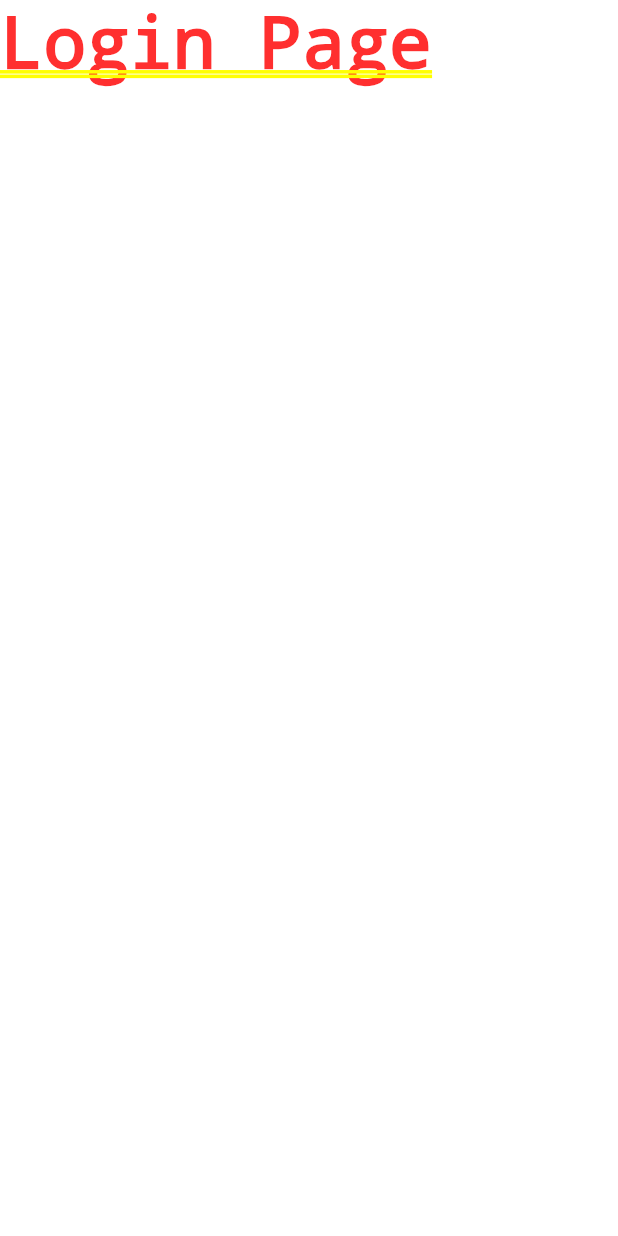
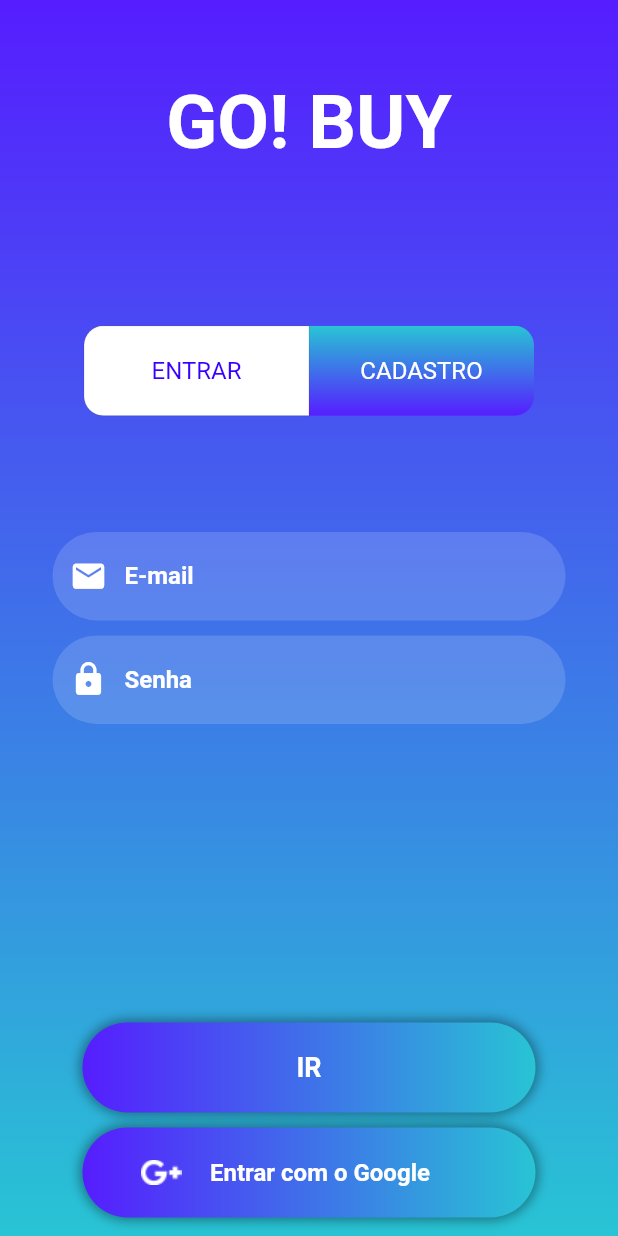
Before and after one commit to hdalmora/go-buy-veloe-megahack, a Flutter app: the screen it shows after launch, on a phone screen of 412 x 824 dp. Run offline on Flutter 3.47's test engine with Material 2 defaults, Android fonts, the phone set to English and light mode, and no system bars; our stand-ins replace firebase_auth, google_sign_in, rxdart; accounts and stored records are empty; Roboto replaces fonts that are missing (SF Pro Display).

Commit message:
login page design

```diff
--- a/lib/src/app.dart
+++ b/lib/src/app.dart
@@ -1,6 +1,6 @@
 import 'package:flutter/material.dart';
 import 'package:next_toll_veloe/src/root_page.dart';
-import 'package:next_toll_veloe/src/ui/authentication/login_page.dart';
+import 'package:next_toll_veloe/src/ui/authentication/auth_page.dart';
 import 'package:next_toll_veloe/src/ui/home/home_page.dart';
 import 'blocs/authentication/authentication_bloc_provider.dart';
 
@@ -17,7 +17,7 @@ class NextToll extends StatelessWidget {
         initialRoute: RootPage.routeName,
         routes: {
           RootPage.routeName: (context) => RootPage(),
-          LoginPage.routeName: (context) => LoginPage(),
+          AuthPage.routeName: (context) => AuthPage(),
           HomePage.routeName: (context) => HomePage(),
         },
       ),
--- a/lib/src/root_page.dart
+++ b/lib/src/root_page.dart
@@ -1,7 +1,7 @@
 import 'package:firebase_auth/firebase_auth.dart';
 import 'package:flutter/material.dart';
 import 'package:next_toll_veloe/src/resources/repository.dart';
-import 'package:next_toll_veloe/src/ui/authentication/login_page.dart';
+import 'package:next_toll_veloe/src/ui/authentication/auth_page.dart';
 import 'package:next_toll_veloe/src/ui/home/home_page.dart';
 
 class RootPage extends StatefulWidget {
@@ -26,7 +26,7 @@ class _RootPageState extends State<RootPage> {
     return StreamBuilder<FirebaseUser>(
       stream: _currentUser,
       builder: (BuildContext context, AsyncSnapshot<FirebaseUser> snapshot) {
-        return snapshot.hasData ? HomePage() : LoginPage();
+        return snapshot.hasData ? HomePage() : AuthPage();
       },
     );
   }
--- /dev/null
+++ b/lib/src/ui/authentication/auth_page.dart
@@ -0,0 +1,279 @@
+import 'package:flutter/material.dart';
+import 'package:next_toll_veloe/src/ui/widgets/custom_buttom.dart';
+import 'package:next_toll_veloe/src/ui/widgets/custom_field_text.dart';
+import 'package:next_toll_veloe/src/utils/values/color_constants.dart';
+
+class AuthPage extends StatefulWidget {
+  static const String routeName = 'login_page';
+
+  @override
+  _AuthPageState createState() => _AuthPageState();
+}
+
+class _AuthPageState extends State<AuthPage> {
+
+  List<bool> _authOptSelected;
+
+  @override
+  void initState() {
+    _authOptSelected = [true, false];
+
+    super.initState();
+  }
+  @override
+  Widget build(BuildContext context) {
+    return Scaffold(
+        backgroundColor: Colors.transparent,
+        resizeToAvoidBottomPadding: false,
+        body: Center(
+          child: Container(
+              decoration: BoxDecoration(
+                  gradient: LinearGradient(
+                      begin: Alignment.topCenter,
+                      end: Alignment.bottomCenter,
+                      colors: [
+                    ColorConstants.colorMainBlue,
+                    ColorConstants.colorBlueOcean
+                  ])),
+              child: SafeArea(
+                child: Column(
+                  mainAxisAlignment: MainAxisAlignment.spaceBetween,
+                  crossAxisAlignment: CrossAxisAlignment.stretch,
+                  children: <Widget>[
+                    Flexible(
+                      flex: 1,
+                      child: Container(
+                        child: Column(
+                          mainAxisAlignment: MainAxisAlignment.center,
+                          children: <Widget>[
+                            Text(
+                              'GO! BUY',
+                              textAlign: TextAlign.center,
+                              style: TextStyle(
+                                color: Colors.white,
+                                fontWeight: FontWeight.bold,
+                                fontSize: 50.0
+                              ),
+                            ),
+                          ],
+                        ),
+                      ),
+                    ),
+
+                    Flexible(
+                      flex: 1,
+                      child: Container(
+                        child: Column(
+                          mainAxisAlignment: MainAxisAlignment.center,
+                          children: <Widget>[
+                            ToggleButtons(
+                              borderColor: Colors.transparent,
+                              borderWidth: 0.0,
+                              borderRadius: BorderRadius.all(Radius.circular(13.0)),
+                              selectedColor: ColorConstants.colorSecondaryBlue,
+                              color: Colors.white,
+//                              fillColor: Colors.white,
+                              children: <Widget>[
+                                Container(
+                                  height: 60.0,
+                                  width: 150.0,
+                                  decoration: BoxDecoration(
+                                      gradient: _authOptSelected[1] == true ?
+                                      LinearGradient(
+                                          begin: Alignment.bottomCenter,
+                                          end: Alignment.topCenter,
+                                          colors: [
+                                            ColorConstants.colorMainBlue,
+                                            ColorConstants.colorBlueOcean
+                                          ]) :
+                                      LinearGradient(
+                                          begin: Alignment.centerLeft,
+                                          end: Alignment.centerRight,
+                                          colors: [
+                                            Colors.white,
+                                            Colors.white
+                                          ])),
+                                  child: Align(
+                                    alignment: Alignment.center,
+                                    child: Text(
+                                      'ENTRAR',
+                                      style: TextStyle(fontSize: 16),
+                                    ),
+                                  ),
+                                ),
+
+                                Container(
+                                  height: 60.0,
+                                  width: 150.0,
+                                  decoration: BoxDecoration(
+//                                      color: _authOptSelected[1] == true ? Colors.white : ColorConstants.colorMainBlue,
+                                      gradient: _authOptSelected[0] == true ?
+                                      LinearGradient(
+                                      begin: Alignment.bottomCenter,
+                                      end: Alignment.topCenter,
+                                      colors: [
+                                        ColorConstants.colorMainBlue,
+                                        ColorConstants.colorBlueOcean
+                                      ]) :
+                                      LinearGradient(
+                                          begin: Alignment.centerLeft,
+                                          end: Alignment.centerRight,
+                                          colors: [
+                                            Colors.white,
+                                            Colors.white
+                                          ])
+                                  ),
+                                  child: Align(
+                                    alignment: Alignment.center,
+                                    child: Text(
+                                      'CADASTRO',
+                                      style: TextStyle(fontSize: 16),
+                                    ),
+                                  ),
+                                ),
+                              ],
+                              onPressed: (int index) {
+                                setState(() {
+                                  for (int i = 0; i < _authOptSelected.length; i++) {
+                                    _authOptSelected[i] = i == index;
+                                  }
+                                });
+                              },
+                              isSelected: _authOptSelected,
+                            ),
+                          ],
+                        ),
+                      ),
+                    ),
+
+                    Flexible(
+                      flex: 2,
+                      child: AnimatedSwitcher(
+                          duration: Duration(milliseconds: 300),
+                          child: _authOptSelected[1] == true ?
+                          Container(
+                            key: ValueKey<int>(1),
+                            child: Container(
+                              margin: EdgeInsets.only(top: 25.0),
+                              child: Column(
+                                mainAxisAlignment: MainAxisAlignment.start,
+                                children: <Widget>[
+                                  CustomFieldText(
+                                    hintText: 'E-mail',
+                                    prefixIcon: Icons.email,
+                                    onChanged: (value){},
+                                    //                                errorText: ,
+                                    marginLeft: 35.0,
+                                    marginRight: 35.0,
+                                    marginTop: 0,
+                                    textInputType: TextInputType.text,
+                                    obscured: false,
+                                  ),
+
+                                  CustomFieldText(
+                                    hintText: 'Senha',
+                                    prefixIcon: Icons.lock,
+                                    onChanged: (value){},
+                                    //                                errorText: ,
+                                    marginLeft: 35.0,
+                                    marginRight: 35.0,
+                                    marginTop: 10.0,
+                                    textInputType: TextInputType.text,
+                                    obscured: false,
+                                  ),
+
+                                  CustomFieldText(
+                                    hintText: 'Confirmar senha ',
+                                    prefixIcon: Icons.lock,
+                                    onChanged: (value){},
+                                    //                                errorText: ,
+                                    marginLeft: 35.0,
+                                    marginRight: 35.0,
+                                    marginTop: 10.0,
+                                    textInputType: TextInputType.text,
+                                    obscured: false,
+                                  ),
+                                ],
+                              ),
+                            ),
+                          ) :
+                          Container(
+                            key: ValueKey<int>(2),
+                            child: Container(
+                              margin: EdgeInsets.only(top: 25.0),
+                              child: Column(
+                                mainAxisAlignment: MainAxisAlignment.start,
+                                children: <Widget>[
+                                  CustomFieldText(
+                                    hintText: 'E-mail',
+                                    prefixIcon: Icons.email,
+                                    onChanged: (value){},
+//                                errorText: ,
+                                    marginLeft: 35.0,
+                                    marginRight: 35.0,
+                                    marginTop: 0,
+                                    textInputType: TextInputType.text,
+                                    obscured: false,
+                                  ),
+
+                                  CustomFieldText(
+                                    hintText: 'Senha',
+                                    prefixIcon: Icons.lock,
+                                    onChanged: (value){},
+//                                errorText: ,
+                                    marginLeft: 35.0,
+                                    marginRight: 35.0,
+                                    marginTop: 10.0,
+                                    textInputType: TextInputType.text,
+                                    obscured: false,
+                                  ),
+                                ],
+                              ),
+                            ),
+                          )
+                      ),
+                    ),
+
+
+                    Flexible(
+                      flex: 1,
+                      child: Container(
+                        child: Column(
+                          mainAxisAlignment: MainAxisAlignment.center,
+                          children: <Widget>[
+                            CustomButtom(
+                              callback: () async {
+                              },
+                              height: 60.0,
+                              width: MediaQuery.of(context).size.width,
+                              fontSize: 18.0,
+                              marginRight: 55.0,
+                              marginLeft: 55.0,
+                              marginTop: 10.0,
+                              text: 'IR',
+                              textColor: Colors.white,
+                            ),
+
+                            CustomButtom(
+                              callback: () async {
+                              },
+                              height: 60.0,
+                              width: MediaQuery.of(context).size.width,
+                              fontSize: 16.0,
+                              marginRight: 55.0,
+                              marginLeft: 55.0,
+                              marginTop: 10.0,
+                              iconImagePath: "assets/images/google-plus.png",
+                              text: 'Entrar com o Google',
+                              textColor: Colors.white,
+                            ),
+                          ],
+                        ),
+                      ),
+                    ),
+                  ],
+                ),
+              )),
+        ));
+  }
+}
--- a/lib/src/ui/authentication/login_page.dart
+++ /dev/null
@@ -1,17 +0,0 @@
-import 'package:flutter/material.dart';
-
-class LoginPage extends StatefulWidget {
-  static const String routeName = 'login_page';
-
-  @override
-  _LoginPageState createState() => _LoginPageState();
-}
-
-class _LoginPageState extends State<LoginPage> {
-  @override
-  Widget build(BuildContext context) {
-    return Container(
-      child: Text("Login Page"),
-    );
-  }
-}
--- /dev/null
+++ b/lib/src/ui/widgets/custom_buttom.dart
@@ -0,0 +1,97 @@
+import 'package:flutter/material.dart';
+import 'package:next_toll_veloe/src/utils/values/color_constants.dart';
+
+class CustomButtom extends StatelessWidget {
+  final VoidCallback callback;
+  final String text;
+  final double marginLeft;
+  final double marginRight;
+  final double marginTop;
+  final double height;
+  final double width;
+  final double fontSize;
+  final Color textColor;
+  final String iconImagePath;
+
+  const CustomButtom({
+    @required this.callback,
+    @required this.text,
+    @required this.marginLeft,
+    @required this.marginRight,
+    @required this.marginTop,
+    @required this.height,
+    this.width,
+    @required this.fontSize,
+    @required this.textColor,
+    this.iconImagePath
+  });
+
+  @override
+  Widget build(BuildContext context) {
+    return GestureDetector(
+      onTap: callback,
+      child: Container(
+        margin: EdgeInsets.only(left: marginLeft, right: marginRight, top: marginTop),
+        alignment: Alignment.center,
+        height: height,
+        width: width,
+        decoration: BoxDecoration(
+          gradient: LinearGradient(
+              begin: Alignment.centerLeft,
+              end: Alignment.centerRight,
+              colors: [
+                ColorConstants.colorMainBlue,
+                ColorConstants.colorBlueOcean
+              ]),
+          boxShadow: [
+            BoxShadow(
+              color: Colors.black38,
+              blurRadius: 6.0, // soften the shadow
+              spreadRadius: 2.0, //extend the shadow
+            )
+          ],
+          color: ColorConstants.colorMainBlue,
+          borderRadius: BorderRadius.all(Radius.circular(35.0))
+        ),
+        child: iconImagePath == null ?
+        Text(
+          text,
+          style: TextStyle(
+              color: textColor,
+              fontWeight: FontWeight.bold,
+              fontSize: fontSize
+          ),
+        ) :
+        Row(
+          children: <Widget>[
+
+            Align(
+              alignment: Alignment.center,
+              child: Container(
+                margin: EdgeInsets.only(left: 30.0, right: 10.0),
+                height: 45.0,
+                width: 45.0,
+                child: Image.asset(iconImagePath),
+              ),
+            ),
+
+            Expanded(
+              child: Align(
+                alignment: Alignment.centerLeft,
+                child: Text(
+                  text,
+                  style: TextStyle(
+                      color: textColor,
+                      fontWeight: FontWeight.bold,
+                      fontSize: fontSize
+                  ),
+                ),
+              ),
+            ),
+
+          ],
+        ),
+      ),
+    );
+  }
+}
--- /dev/null
+++ b/lib/src/ui/widgets/custom_field_text.dart
@@ -0,0 +1,60 @@
+import 'package:flutter/material.dart';
+import 'package:next_toll_veloe/src/utils/values/color_constants.dart';
+
+class CustomFieldText extends StatelessWidget {
+  final Key key;
+  final double marginLeft;
+  final double marginRight;
+  final double marginTop;
+  final TextInputType textInputType;
+  final String hintText;
+  final bool obscured;
+  final void Function(void) onChanged;
+  final String errorText;
+  final IconData prefixIcon;
+
+  const CustomFieldText({
+    this.key,
+    @required this.obscured,
+    @required this.marginLeft,
+    @required this.marginRight,
+    @required this.marginTop,
+    @required this.textInputType,
+    @required this.hintText,
+    this.prefixIcon,
+    this.onChanged,
+    this.errorText
+  });
+
+  @override
+  Widget build(BuildContext context) {
+    return Container(
+      margin: EdgeInsets.only(left: marginLeft, right: marginRight, top: marginTop),
+      child: TextField(
+        key: key,
+        onChanged: onChanged,
+        keyboardType: textInputType,
+        obscureText: obscured,
+        decoration: InputDecoration(
+          prefixIcon: Icon(prefixIcon, size: 25.0, color: Colors.white,),
+          errorText: errorText,
+          filled: true,
+          border: OutlineInputBorder(
+              borderSide: BorderSide.none,
+              borderRadius: BorderRadius.all(Radius.circular(35.0))
+          ),
+          fillColor: ColorConstants.colorWhite14,
+          hintText: hintText,
+          hintStyle: TextStyle(
+              fontWeight: FontWeight.bold,
+              color: Colors.white
+          ),
+          labelStyle: TextStyle(
+              fontWeight: FontWeight.bold,
+              color: Colors.white
+          ),
+        ),
+      ),
+    );
+  }
+}
--- /dev/null
+++ b/lib/src/utils/values/color_constants.dart
@@ -0,0 +1,10 @@
+import 'dart:ui';
+
+class ColorConstants {
+  static const Color colorMainBlue = Color(0xFF561DFF);
+  static const Color colorSecondaryBlue = Color(0xFF3900FF);
+  static const Color colorMainBlueDark = Color(0xFF4316C7);
+  static const Color colorBlueOcean = Color(0xFF28C4D4);
+  static const Color colorWhite14 = Color(0x26FFFFFF);
+  static const Color colorWhiteFA = Color(0xFFFAFAFA);
+}
```
Also changed, not shown: pubspec.yaml (+7 -2 lines), assets/images/google-plus.png (added), pubspec.lock, 4 other files.
